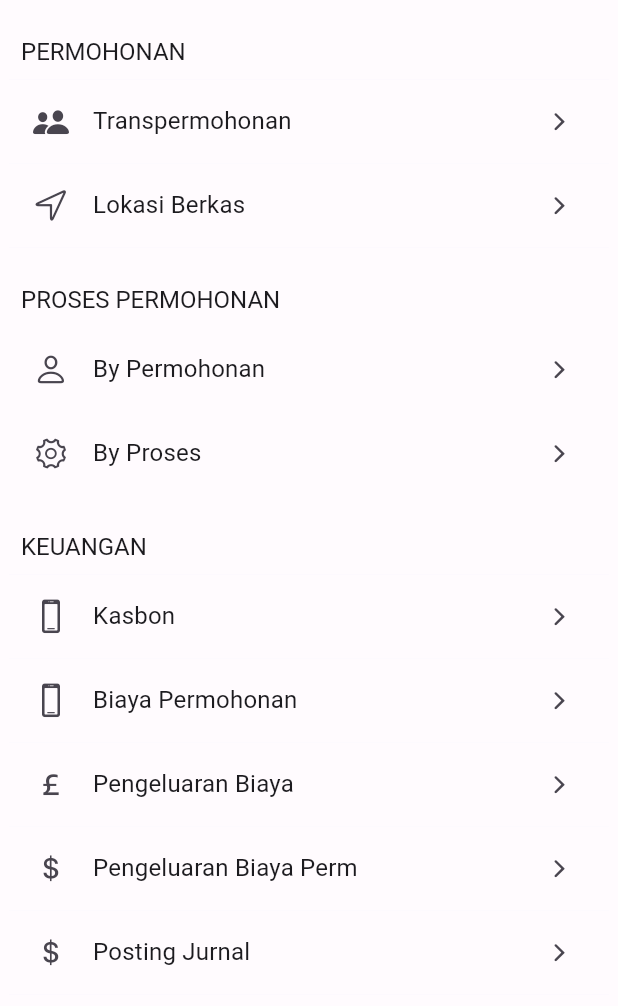
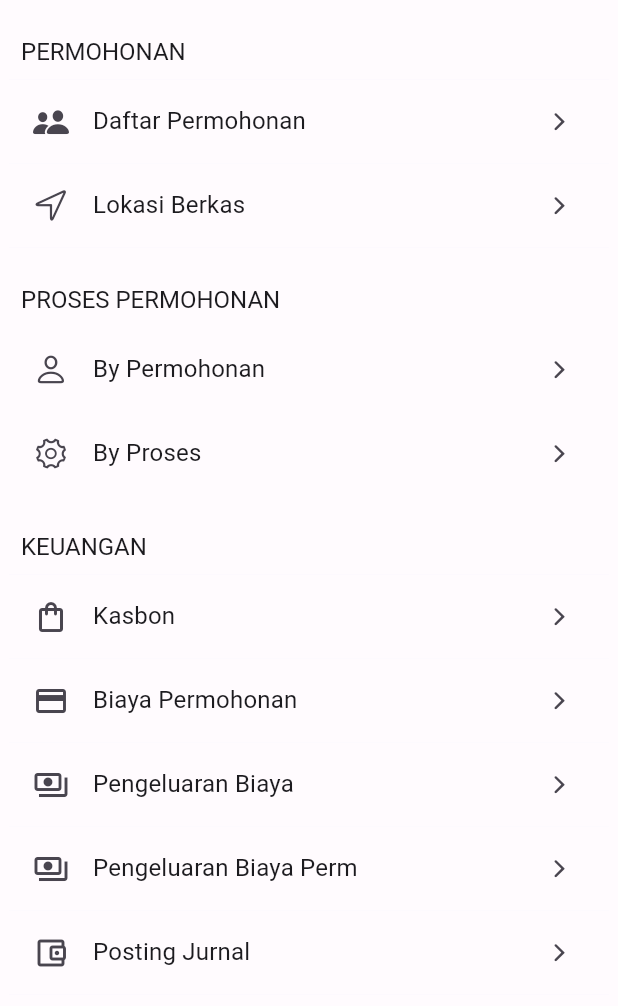
Before and after one commit to klikrkw/ppatmon3, a Flutter app: the TransaksiScreen screen opened directly, on a phone screen of 412 x 824 dp. Shown: the top 1006 px of the screen. Run offline on Flutter 3.47's test engine with Material 3 defaults, Android fonts, the phone set to English and light mode, and no system bars; our stand-ins replace bloc, bloc_concurrency, currency_text_input_formatter, dio, equatable, flutter_bloc and 8 more; missing offline and left inert: mobile_scanner, omni_datetime_picker; accounts and stored records are empty; network calls fail.

Commit message:
update ppatmon

```diff
--- a/lib/blocs/auth/auth_bloc.dart
+++ b/lib/blocs/auth/auth_bloc.dart
@@ -22,8 +22,8 @@ class AuthBloc extends Bloc<AuthEvent, AuthState> {
           emit(Authenticated(user, users));
         }
       } else {
+        emit(Unauthenticated());
         await authRepository.logout();
-        emit(Unauthenticated());
       }
     });
 
--- a/lib/blocs/prosespermohonan/prosespermohonan_bloc.dart
+++ b/lib/blocs/prosespermohonan/prosespermohonan_bloc.dart
@@ -125,6 +125,7 @@ class ProsespermohonanBloc
       offset: state.items.length,
       limit: pageSize,
       query: state.query,
+      itemProsespermId: state.itemProsespermId,
       isTranspermohonanId: state.isTranspermohonanId,
     );
 
--- a/lib/pages/transaksis/kasbons/add_kasbon_page.dart
+++ b/lib/pages/transaksis/kasbons/add_kasbon_page.dart
@@ -33,10 +33,6 @@ class _AddKasbonPageState extends State<AddKasbonPage> {
 
   @override
   void initState() {
-    final userState = context.read<AuthBloc>().state;
-    if (userState is Authenticated) {
-      context.read<KasbonBloc>().add(NewKasbon(userId: userState.user.id));
-    }
     super.initState();
   }
 
@@ -142,8 +138,6 @@ class _AddKasbonPageState extends State<AddKasbonPage> {
                       label: "Total Kasbon",
                       value: formatRupiah(state.totalKasbon),
                     ),
-                    SizedBox(height: 16),
-                    _infoField(label: "Status", value: _selectedJenisKasbon),
 
                     SizedBox(height: 16),
                     DropdownButtonFormField<String>(
--- a/lib/pages/transpermohonans/transpermohonan_page.dart
+++ b/lib/pages/transpermohonans/transpermohonan_page.dart
@@ -47,7 +47,7 @@ class _TranspermohonanPageState extends State<TranspermohonanPage> {
   @override
   Widget build(BuildContext context) {
     return Scaffold(
-      appBar: AppBar(title: const Text('Trans Permohonan')),
+      appBar: AppBar(title: const Text('Daftar Permohonan')),
       body: Column(
         children: [
           // Search Bar
--- a/lib/screens/transaksi_screen.dart
+++ b/lib/screens/transaksi_screen.dart
@@ -20,7 +20,7 @@ class TransaksiScreen extends StatelessWidget {
                 title: "Permohonan",
                 children: [
                   _CustomListTile(
-                    title: "Transpermohonan",
+                    title: "Daftar Permohonan",
                     icon: CupertinoIcons.person_2_fill,
                     onTap: () {
                       Navigator.pushNamed(
@@ -69,14 +69,14 @@ class TransaksiScreen extends StatelessWidget {
                 children: [
                   _CustomListTile(
                     title: "Kasbon",
-                    icon: CupertinoIcons.device_phone_portrait,
+                    icon: Icons.shopping_bag_outlined,
                     onTap: () {
                       Navigator.pushNamed(context, MyRoute.kasbonList.name);
                     },
                   ),
                   _CustomListTile(
                     title: "Biaya Permohonan",
-                    icon: CupertinoIcons.device_phone_portrait,
+                    icon: Icons.payment_outlined,
                     onTap: () {
                       // Navigator.push(
                       //   context,
@@ -89,7 +89,7 @@ class TransaksiScreen extends StatelessWidget {
                   ),
                   _CustomListTile(
                     title: "Pengeluaran Biaya",
-                    icon: CupertinoIcons.money_pound,
+                    icon: Icons.payments_outlined,
                     onTap: () {
                       Navigator.pushNamed(
                         context,
@@ -99,7 +99,7 @@ class TransaksiScreen extends StatelessWidget {
                   ),
                   _CustomListTile(
                     title: "Pengeluaran Biaya Perm",
-                    icon: CupertinoIcons.money_dollar,
+                    icon: Icons.payments_outlined,
                     onTap: () {
                       Navigator.pushNamed(
                         context,
@@ -109,7 +109,7 @@ class TransaksiScreen extends StatelessWidget {
                   ),
                   _CustomListTile(
                     title: "Posting Jurnal",
-                    icon: CupertinoIcons.money_dollar,
+                    icon: Icons.account_balance_wallet_outlined,
                     onTap: () {
                       Navigator.pushNamed(context, MyRoute.postingjurnals.name);
                     },
--- a/lib/services/kasbon_service.dart
+++ b/lib/services/kasbon_service.dart
@@ -122,7 +122,7 @@ class KasbonService {
         ),
       );
       final dynamic data = response.data['data'];
-      return double.parse(data);
+      return double.parse(data.toString());
     } on DioException catch (e) {
       throw Exception(
         e.response?.data.toString() ??
--- a/lib/widgets/home/feature_grid.dart
+++ b/lib/widgets/home/feature_grid.dart
@@ -111,10 +111,11 @@ class HomeFeature {
 
 final List<HomeFeature> _defaultFeatures = [
   HomeFeature(
-    title: "Kasbon",
-    icon: Icons.account_balance_wallet_outlined,
+    title: "Permohonan",
+    icon: Icons.person_outlined,
     color: Colors.green,
     badge: 2,
+    onTap: () {},
   ),
   HomeFeature(
     title: "Pengeluaran",
```
Also changed, not shown: lib/pages/transaksis/kasbons/kasbon_list_page.dart (+13 -4 lines), lib/repositories/auth_repository.dart (+4 -8 lines), lib/screens/home_screen.dart (+53 -2 lines), lib/services/auth_service.dart (+3 -4 lines), 1 other file.
